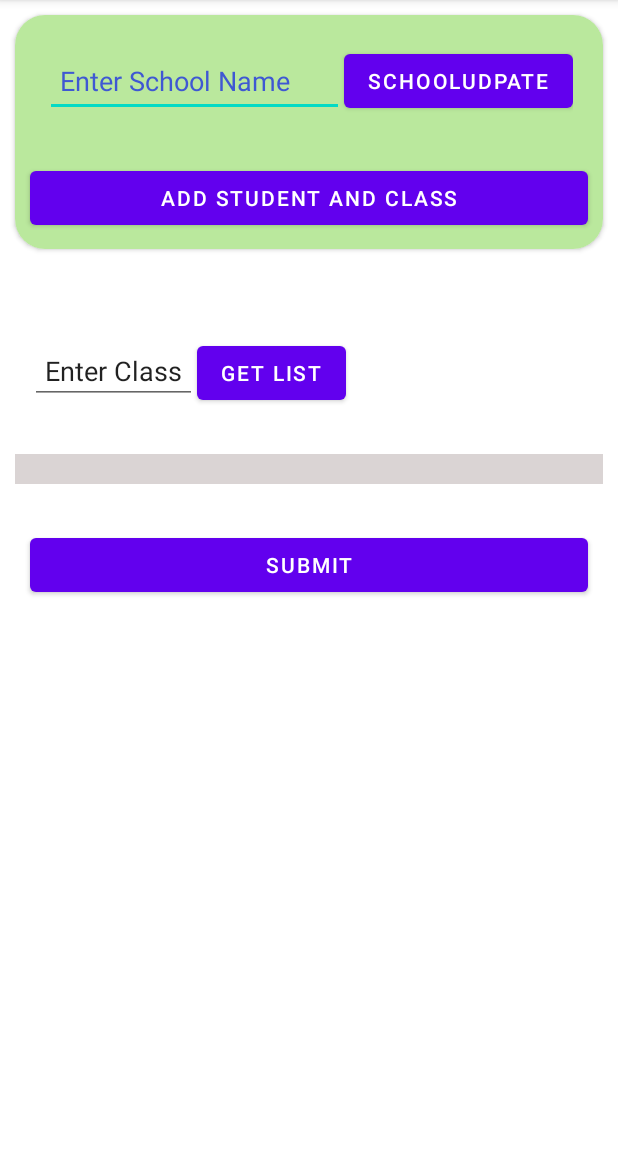
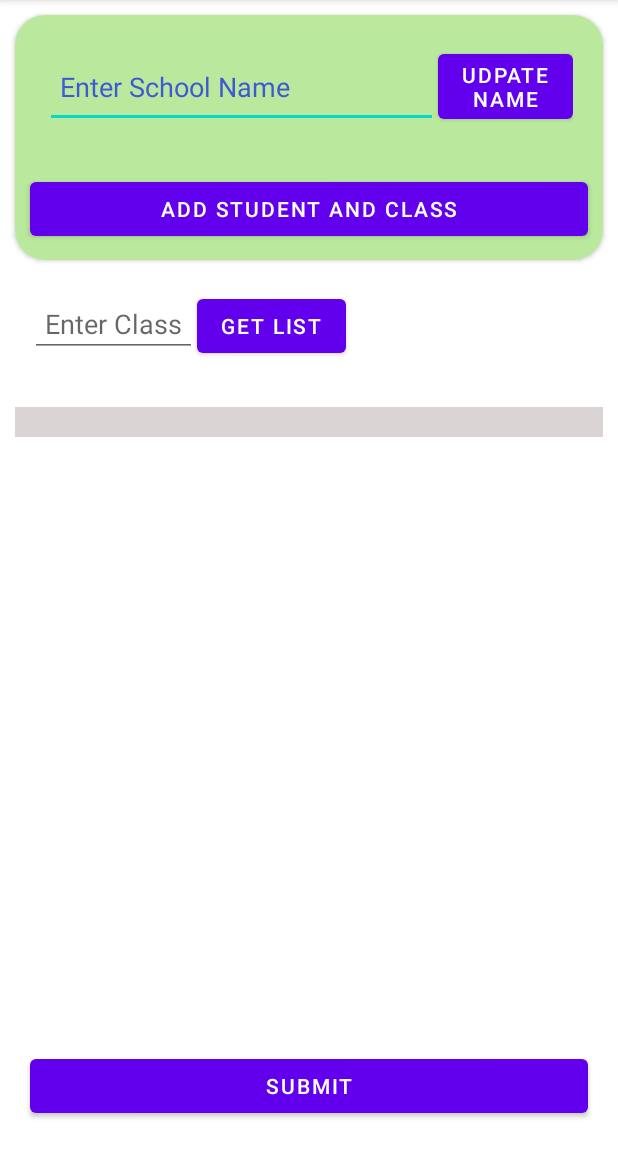
Before and after one commit to Ajmalyousufz/Attendance-Regiseter, an Android app: the screen it shows after launch once a user with an empty profile is signed in (MainActivity), on a phone screen of 412 x 824 dp, the part 84-1236 px from its top. Run offline under Robolectric (Android 15) with nearby library versions, the phone set to English and light mode, and no system bars; our stand-ins replace Firebase (no records; nobody signed in at launch, a user with empty details on screens opened directly); 1 statement that could not run was skipped.

Commit message:
Recycle view completed.Now Data fetched  from firestore and load into the students name list in mainactiviy

```diff
--- a/app/src/main/java/com/ajmalyousufza/attendanceregister/Activities/AddStudent.java
+++ b/app/src/main/java/com/ajmalyousufza/attendanceregister/Activities/AddStudent.java
@@ -66,7 +66,7 @@ public class AddStudent extends AppCompatActivity {
             stdatalist.put("class",stdClass);
 
             firestore.collection("Admin").document(uid)
-                    .collection("StudentDetailes").document(stdClass)
+                    .collection(stdClass).document()
                     .set(stdatalist).addOnCompleteListener(new OnCompleteListener<Void>() {
                 @Override
                 public void onComplete(@NonNull Task<Void> task) {
--- a/app/src/main/java/com/ajmalyousufza/attendanceregister/Activities/MainActivity.java
+++ b/app/src/main/java/com/ajmalyousufza/attendanceregister/Activities/MainActivity.java
@@ -1,27 +1,136 @@
 package com.ajmalyousufza.attendanceregister.Activities;
 
+import androidx.annotation.NonNull;
+import androidx.annotation.Nullable;
 import androidx.appcompat.app.AppCompatActivity;
+import androidx.recyclerview.widget.LinearLayoutManager;
+import androidx.recyclerview.widget.RecyclerView;
 
 import android.content.Intent;
 import android.os.Bundle;
+import android.view.View;
 import android.widget.Button;
 import android.widget.EditText;
+import android.widget.ProgressBar;
+import android.widget.Toast;
 
+import com.ajmalyousufza.attendanceregister.Adapters.StudentAdapter;
+import com.ajmalyousufza.attendanceregister.Models.StudentListDataModel;
 import com.ajmalyousufza.attendanceregister.R;
+import com.google.android.gms.tasks.OnCompleteListener;
+import com.google.android.gms.tasks.Task;
+import com.google.firebase.auth.FirebaseAuth;
+import com.google.firebase.firestore.DocumentSnapshot;
+import com.google.firebase.firestore.EventListener;
+import com.google.firebase.firestore.FirebaseFirestore;
+import com.google.firebase.firestore.FirebaseFirestoreException;
+import com.google.firebase.firestore.Query;
+import com.google.firebase.firestore.QueryDocumentSnapshot;
+import com.google.firebase.firestore.QuerySnapshot;
+
+import java.util.ArrayList;
+import java.util.HashMap;
+import java.util.List;
 
 public class MainActivity extends AppCompatActivity {
 
-    EditText schoolname;
-    Button schoolupdate,add_student;
+    EditText schoolname,studentClass;
+    Button schoolupdate,add_student,getListbtn;
+    FirebaseAuth firebaseAuth;
+    ProgressBar progressBar,getLitProgressbar;
+    FirebaseFirestore firebaseFirestore;
+    RecyclerView recyclerView;
+    StudentAdapter studentAdapter;
+    List<StudentListDataModel> listDataModels;
 
     @Override
     protected void onCreate(Bundle savedInstanceState) {
         super.onCreate(savedInstanceState);
         setContentView(R.layout.activity_main);
 
+        firebaseAuth = FirebaseAuth.getInstance();
+        progressBar = findViewById(R.id.updateprogress);
+        getLitProgressbar = findViewById(R.id.getlistprogress);
+        getLitProgressbar.setVisibility(View.GONE);
+        firebaseFirestore = FirebaseFirestore.getInstance();
         schoolname = findViewById(R.id.schoolName);
+        studentClass = findViewById(R.id.student_class);
+        getListbtn = findViewById(R.id.getlist_btn);
         schoolupdate = findViewById(R.id.schoolNameUpdate_btn);
         add_student = findViewById(R.id.add_student_btn);
+        recyclerView = findViewById(R.id.student_recyclerview);
+        listDataModels = new ArrayList<>();
+        recyclerView.setLayoutManager(new LinearLayoutManager(this));
+        studentAdapter = new StudentAdapter(this,listDataModels);
+        recyclerView.setAdapter(studentAdapter);
+        //studentAdapter.notifyDataSetChanged();
+
+        progressBar.setVisibility(View.VISIBLE);
+
+
+        String userid = firebaseAuth.getCurrentUser().getUid();
+
+        getListbtn.setOnClickListener(view -> {
+            getLitProgressbar.setVisibility(View.VISIBLE);
+            String stclass = studentClass.getText().toString();
+            firebaseFirestore.collection("Admin")
+                    .document(userid).collection(stclass)
+                    .get().addOnCompleteListener(new OnCompleteListener<QuerySnapshot>() {
+                @Override
+                public void onComplete(@NonNull Task<QuerySnapshot> task) {
+                    if(task.isSuccessful()){
+                    if(task.getResult().size()<=0){
+                        getLitProgressbar.setVisibility(View.GONE);
+                        recyclerView.setVisibility(View.GONE);
+                        Toast.makeText(MainActivity.this, "Class "+stclass+" and there students Not Added", Toast.LENGTH_SHORT).show();
+                    }
+                    else{
+                    if(task.isSuccessful()){
+                        recyclerView.setVisibility(View.VISIBLE);
+                        getLitProgressbar.setVisibility(View.GONE);
+                        for (QueryDocumentSnapshot document : task.getResult()){
+                            StudentListDataModel city = document.toObject(StudentListDataModel.class);
+                            listDataModels.add(city);
+                            studentAdapter.notifyDataSetChanged();
+                        }
+
+                    }}}
+                }
+            });
+        });
+
+
+
+        firebaseFirestore.collection("Admin")
+                .document(userid).get().addOnCompleteListener(new OnCompleteListener<DocumentSnapshot>() {
+            @Override
+            public void onComplete(@NonNull Task<DocumentSnapshot> task) {
+                if(task.isSuccessful()){
+                    progressBar.setVisibility(View.GONE);
+                    DocumentSnapshot document = task.getResult();
+                    schoolname.setText(document.getData().values().toString());
+                }
+            }
+        });
+
+
+        schoolupdate.setOnClickListener(view -> {
+            progressBar.setVisibility(View.VISIBLE);
+            String useridd = firebaseAuth.getCurrentUser().getUid();
+            String schoolName = schoolname.getText().toString();
+            HashMap<String,Object> hashMap = new HashMap<>();
+            hashMap.put("schoolName",schoolName);
+
+            firebaseFirestore.collection("Admin")
+                    .document(userid).set(hashMap).addOnCompleteListener(new OnCompleteListener<Void>() {
+                @Override
+                public void onComplete(@NonNull Task<Void> task) {
+                    progressBar.setVisibility(View.GONE);
+                    Toast.makeText(MainActivity.this, "School name udated", Toast.LENGTH_SHORT).show();
+                    schoolname.setFocusable(false);
+                }
+            });
+        });
 
         add_student.setOnClickListener(view -> {
             startActivity(new Intent(MainActivity.this,AddStudent.class));
--- /dev/null
+++ b/app/src/main/java/com/ajmalyousufza/attendanceregister/Adapters/StudentAdapter.java
@@ -0,0 +1,55 @@
+package com.ajmalyousufza.attendanceregister.Adapters;
+
+import android.content.Context;
+import android.view.LayoutInflater;
+import android.view.View;
+import android.view.ViewGroup;
+import android.widget.TextView;
+
+import androidx.annotation.NonNull;
+import androidx.recyclerview.widget.RecyclerView;
+
+import com.ajmalyousufza.attendanceregister.Models.StudentListDataModel;
+import com.ajmalyousufza.attendanceregister.R;
+
+import java.util.List;
+
+public class StudentAdapter extends RecyclerView.Adapter<StudentAdapter.ViewHolder> {
+
+    Context context;
+    List<StudentListDataModel> studentListDataModelList;
+
+    public StudentAdapter(Context context, List<StudentListDataModel> studentListDataModelList) {
+        this.context = context;
+        this.studentListDataModelList = studentListDataModelList;
+    }
+
+    @NonNull
+    @Override
+    public ViewHolder onCreateViewHolder(@NonNull ViewGroup parent, int viewType) {
+        return new ViewHolder(LayoutInflater.from(parent.getContext()).inflate(R.layout.student_list_item,parent,false));
+    }
+
+    @Override
+    public void onBindViewHolder(@NonNull ViewHolder holder, int position) {
+
+        holder.st_name.setText(studentListDataModelList.get(position).getName());
+
+    }
+
+    @Override
+    public int getItemCount() {
+        return studentListDataModelList.size();
+    }
+
+    public class ViewHolder extends RecyclerView.ViewHolder {
+
+        TextView st_name;
+
+        public ViewHolder(@NonNull View itemView) {
+            super(itemView);
+
+            st_name = itemView.findViewById(R.id.student_name);
+        }
+    }
+}
--- a/app/src/main/res/layout/activity_main.xml
+++ b/app/src/main/res/layout/activity_main.xml
@@ -44,7 +44,13 @@
                     android:layout_width="wrap_content"
                     android:layout_height="wrap_content"
                     android:layout_weight="1"
-                    android:text="schoolUdpate" />
+                    android:text="Udpate\nname" />
+                <ProgressBar
+                    android:id="@+id/updateprogress"
+                    android:layout_width="30dp"
+                    android:layout_marginLeft="7dp"
+                    android:layout_marginTop="10dp"
+                    android:layout_height="30dp"/>
 
             </LinearLayout>
 
@@ -61,12 +67,12 @@
 
     <LinearLayout
 
+        android:id="@+id/linearLayout"
+        android:layout_width="match_parent"
+        android:layout_height="500dp"
         android:orientation="vertical"
-        app:layout_constraintVertical_bias=".1"
-        app:layout_constraintBottom_toBottomOf="parent"
         app:layout_constraintTop_toBottomOf="@+id/cardView"
-        android:layout_width="match_parent"
-        android:layout_height="wrap_content">
+        app:layout_constraintVertical_bias=".1">
 
         <LinearLayout
             android:layout_width="match_parent"
@@ -74,37 +80,50 @@
             android:orientation="horizontal"
             android:padding="20dp"
             android:weightSum="2">
+
             <EditText
-            android:text="Enter Class"
                 android:id="@+id/student_class"
+                android:layout_width="wrap_content"
+                android:layout_height="wrap_content"
+                android:hint="Enter Class"
                 android:inputType="number"
-            android:padding="10dp"
-            android:layout_width="wrap_content"
-            android:layout_height="wrap_content"/>
+                android:padding="10dp" />
+
             <Button
-            android:text="Get list"
                 android:id="@+id/getlist_btn"
                 android:layout_width="wrap_content"
-            android:layout_height="wrap_content"/>
+                android:layout_height="wrap_content"
+                android:text="Get list" />
+
+            <ProgressBar
+                android:id="@+id/getlistprogress"
+                android:layout_width="30dp"
+                android:layout_height="30dp"
+                android:layout_marginLeft="7dp"
+                android:layout_marginTop="10dp" />
         </LinearLayout>
 
         <androidx.recyclerview.widget.RecyclerView
             android:id="@+id/student_recyclerview"
             android:layout_width="match_parent"
+            android:layout_height="wrap_content"
+            android:layout_margin="10dp"
             android:background="#DAD4D4"
-            android:padding="10dp"
-            android:layout_margin="10dp"
-            android:layout_height="wrap_content"/>
+            android:padding="10dp" />
+
+
+    </LinearLayout>
 
     <Button
+        android:id="@+id/submit_btn"
+        android:layout_width="match_parent"
+        android:layout_height="wrap_content"
         android:layout_gravity="bottom"
-            android:id="@+id/submit_btn"
         android:layout_margin="20dp"
         android:text="submit"
-            android:layout_width="match_parent"
-            android:layout_height="wrap_content"/>
-    </LinearLayout>
-
+        app:layout_constraintBottom_toBottomOf="parent"
+        app:layout_constraintEnd_toEndOf="parent"
+        app:layout_constraintStart_toStartOf="parent" />
 
 
 </androidx.constraintlayout.widget.ConstraintLayout>
--- a/app/src/main/res/layout/student_list_item.xml
+++ b/app/src/main/res/layout/student_list_item.xml
@@ -1,6 +1,6 @@
 <?xml version="1.0" encoding="utf-8"?>
 <androidx.cardview.widget.CardView xmlns:android="http://schemas.android.com/apk/res/android"
-    android:layout_width="600dp"
+    android:layout_width="match_parent"
     xmlns:app="http://schemas.android.com/apk/res-auto"
     app:cardCornerRadius="10dp"
     app:cardElevation="5dp"
```
Also changed, not shown: app/src/main/java/com/ajmalyousufza/attendanceregister/Models/StudentListDataModel.java (+1 -11 lines). Lines whose indentation alone changed are shown as unchanged.
